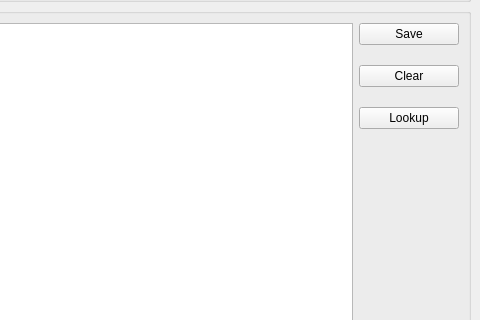
ramzy2000/GematriaTracker, file mainwindow.ui: the form before one commit; both pictures show x 320 to 800 and y 115 to 435 of the 800 by 600 pixel window.
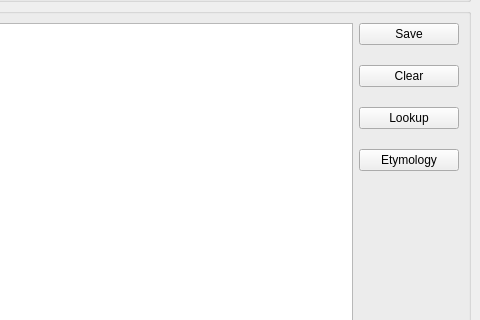
The form after the commit.

Commit message:
Etymology Button
Add button that will search the current selected word on etymonline.com

Diff of the .ui file:
```diff
--- a/mainwindow.ui
+++ b/mainwindow.ui
@@ -128,6 +128,13 @@
              </property>
             </widget>
            </item>
+           <item>
+            <widget class="QPushButton" name="etymologyButton">
+             <property name="text">
+              <string>Etymology</string>
+             </property>
+            </widget>
+           </item>
            <item>
             <spacer name="verticalSpacer">
              <property name="orientation">
```
The commit also changes 2 other files.
